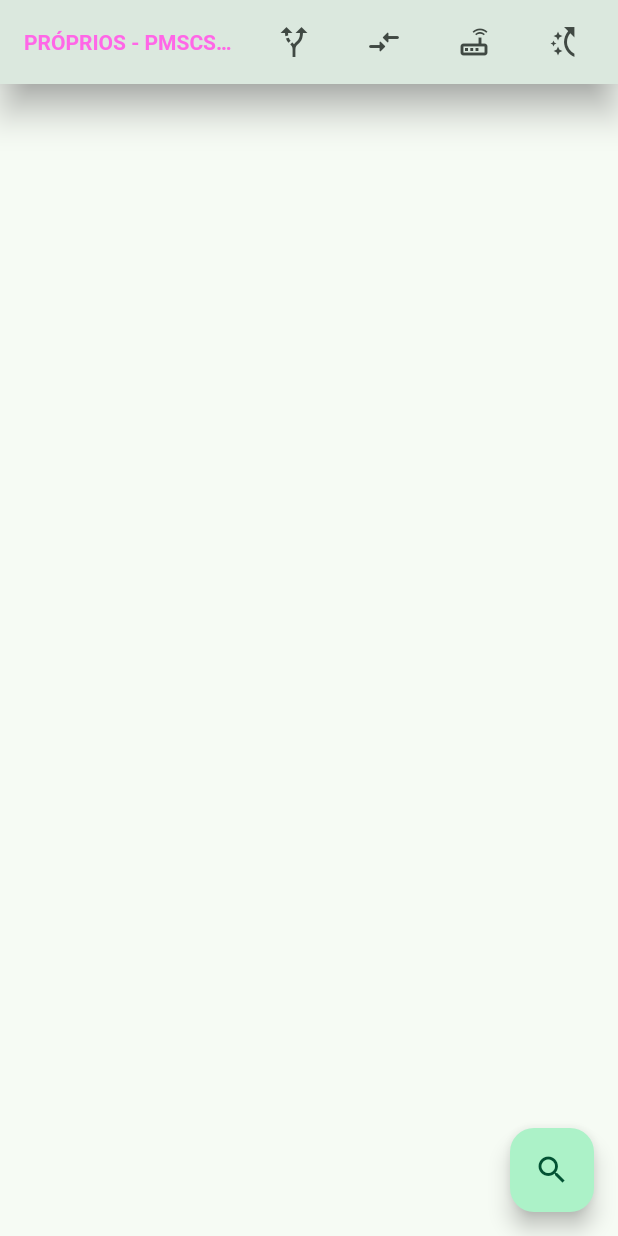
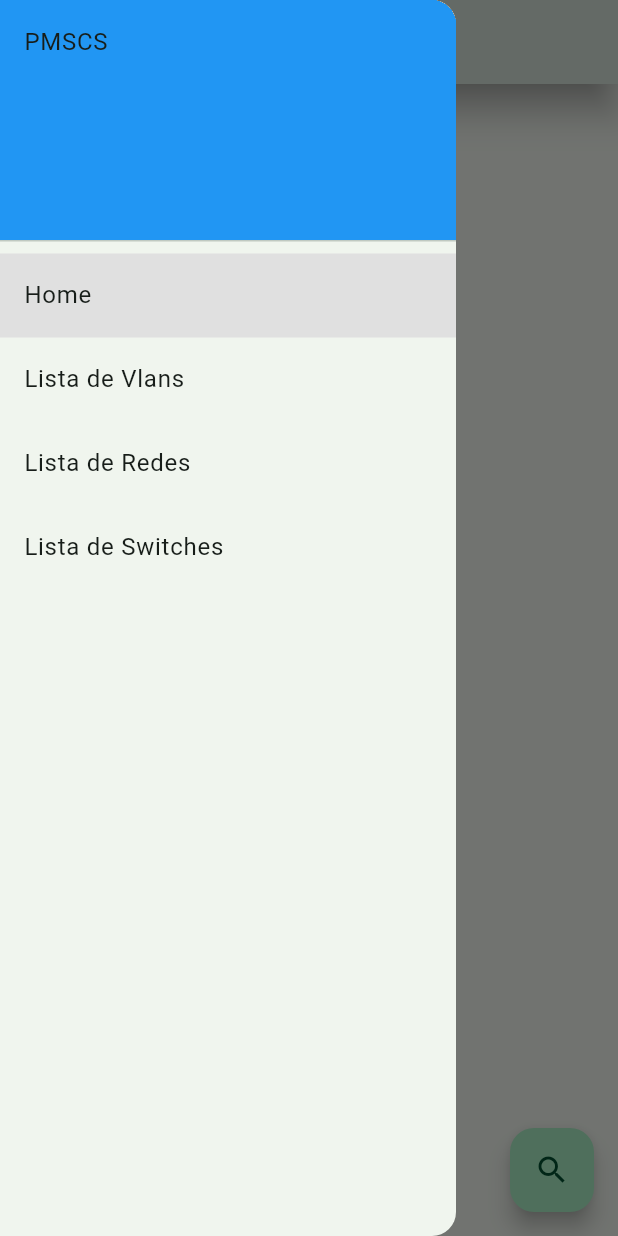
Before and after one commit to pliniogim/getx_proprios, a Flutter app: the screen it shows after launch, with the side drawer open (before the commit the screen has no drawer), on a phone screen of 412 x 824 dp. Run offline on Flutter 3.47's test engine with Material 3 defaults, Android fonts, the phone set to English and light mode, and no system bars; our stand-ins replace get, sqflite_common_ffi; missing offline and left inert: bitsdojo_window; accounts and stored records are empty.

Commit message:
Initial12+Drawer-Actions

```diff
--- a/lib/home/home_page.dart
+++ b/lib/home/home_page.dart
@@ -2,11 +2,31 @@ import 'package:flutter/material.dart';
 import 'package:get/get.dart';
 import 'package:proprios/detail/detail_page.dart';
 import 'package:proprios/home/widgets/custom_appbar.dart';
+import 'package:proprios/home/widgets/custom_drawer.dart';
 import 'package:proprios/search/search_page.dart';
 import 'package:proprios/vlan/vlan_page.dart';
 
-class HomePage extends StatelessWidget {
-  final MyController controller = Get.put(MyController());
+class HomePageBinding extends Bindings {
+  @override
+  void dependencies() {
+    Get.put(HomePageController(), permanent: true);
+  }
+}
+
+class HomePageController extends GetxController {
+  @override
+  void onInit() {
+    super.onInit();
+  }
+
+  @override
+  void onReady() {
+    super.onReady();
+  }
+}
+
+class HomePage extends GetView<HomePageController> {
+  final MyController mycontroller = Get.put(MyController());
   final vcontroller = Get.put(VlanController());
 
   final List<Map<String, dynamic>> unidades;
@@ -15,6 +35,7 @@ class HomePage extends StatelessWidget {
   @override
   Widget build(BuildContext context) {
     return Scaffold(
+      drawer: CustomDrawer(unidades: unidades),
       appBar: customAppBar(unidades),
       body: ListView.builder(
         itemCount: unidades.length,
--- a/lib/home/widgets/custom_appbar.dart
+++ b/lib/home/widgets/custom_appbar.dart
@@ -17,67 +17,67 @@ customAppBar(List<Map<String, dynamic>> unidades) {
         color: Color.fromRGBO(255, 103, 231, 1),
       ),
     ),
-    actions: <Widget>[
-      Padding(
-        padding: const EdgeInsets.only(right: 12.0),
-        child: IconButton(
-          icon: const Icon(Icons.alt_route),
-          tooltip: 'Vlan list page',
-          onPressed: () async {
-            await Future.delayed(const Duration(milliseconds: 500));
-            Get.to(
-              () => VlanPage(
-                unidades: unidades,
-              ),
-            );
-          },
-        ),
-      ),
-      Padding(
-        padding: const EdgeInsets.only(right: 12.0),
-        child: IconButton(
-          icon: const Icon(Icons.compare_arrows_rounded),
-          tooltip: 'Data network list page',
-          onPressed: () async {
-            await Future.delayed(const Duration(milliseconds: 500));
-            Get.to(
-              () => RedeDados(
-                unidades: unidades,
-              ),
-            );
-          },
-        ),
-      ),
-      Padding(
-        padding: const EdgeInsets.only(right: 12.0),
-        child: IconButton(
-          icon: const Icon(Icons.router_outlined),
-          tooltip: 'Switches list page',
-          onPressed: () async {
-            await Future.delayed(const Duration(milliseconds: 500));
-            Get.to(
-              () => SwitchesPage(
-                unidades: unidades,
-              ),
-            );
-          },
-        ),
-      ),
-      Padding(
-        padding: const EdgeInsets.only(right: 12.0),
-        child: IconButton(
-          icon: const Icon(Icons.switch_access_shortcut),
-          tooltip: 'Onus list page',
-          onPressed: () async {
-            await Future.delayed(const Duration(milliseconds: 500));
-            Get.to(
-              () => OnusPage(
-                unidades: unidades,
-              ),
-            );
-          },
-        ),
-      ),
-    ],
+    // actions: <Widget>[
+    //   Padding(
+    //     padding: const EdgeInsets.only(right: 12.0),
+    //     child: IconButton(
+    //       icon: const Icon(Icons.alt_route),
+    //       tooltip: 'Vlan list page',
+    //       onPressed: () async {
+    //         await Future.delayed(const Duration(milliseconds: 500));
+    //         Get.to(
+    //           () => VlanPage(
+    //             unidades: unidades,
+    //           ),
+    //         );
+    //       },
+    //     ),
+    //   ),
+    //   Padding(
+    //     padding: const EdgeInsets.only(right: 12.0),
+    //     child: IconButton(
+    //       icon: const Icon(Icons.compare_arrows_rounded),
+    //       tooltip: 'Data network list page',
+    //       onPressed: () async {
+    //         await Future.delayed(const Duration(milliseconds: 500));
+    //         Get.to(
+    //           () => RedeDados(
+    //             unidades: unidades,
+    //           ),
+    //         );
+    //       },
+    //     ),
+    //   ),
+    //   Padding(
+    //     padding: const EdgeInsets.only(right: 12.0),
+    //     child: IconButton(
+    //       icon: const Icon(Icons.router_outlined),
+    //       tooltip: 'Switches list page',
+    //       onPressed: () async {
+    //         await Future.delayed(const Duration(milliseconds: 500));
+    //         Get.to(
+    //           () => SwitchesPage(
+    //             unidades: unidades,
+    //           ),
+    //         );
+    //       },
+    //     ),
+    //   ),
+    //   Padding(
+    //     padding: const EdgeInsets.only(right: 12.0),
+    //     child: IconButton(
+    //       icon: const Icon(Icons.switch_access_shortcut),
+    //       tooltip: 'Onus list page',
+    //       onPressed: () async {
+    //         await Future.delayed(const Duration(milliseconds: 500));
+    //         Get.to(
+    //           () => OnusPage(
+    //             unidades: unidades,
+    //           ),
+    //         );
+    //       },
+    //     ),
+    //   ),
+    // ],
   );
 }
--- /dev/null
+++ b/lib/home/widgets/custom_drawer.dart
@@ -0,0 +1,61 @@
+// ignore_for_file: public_member_api_docs, sort_constructors_first
+import 'package:flutter/material.dart';
+import 'package:get/get.dart';
+
+class CustomDrawer extends StatelessWidget {
+  final List<Map<String, dynamic>> unidades;
+  const CustomDrawer({
+    super.key,
+    required this.unidades,
+  });
+
+  @override
+  Widget build(BuildContext context) {
+    return Drawer(
+      child: ListView(
+        padding: EdgeInsets.zero,
+        children: <Widget>[
+          DrawerHeader(
+            decoration: BoxDecoration(
+              color: Colors.blue,
+            ),
+            child: Text('PMSCS'),
+          ),
+          ListTile(
+            title: Text('Home'),
+            tileColor: Get.currentRoute == '/home' ? Colors.grey[300] : null,
+            onTap: () {
+              Get.back();
+              Get.offAllNamed('/home');
+            },
+          ),
+          ListTile(
+            title: Text('Lista de Vlans'),
+            tileColor: Get.currentRoute == '/vlans' ? Colors.grey[300] : null,
+            onTap: () {
+              Get.back();
+              Get.offAllNamed('/vlans');
+            },
+          ),
+          ListTile(
+            title: Text('Lista de Redes'),
+            tileColor: Get.currentRoute == '/redes' ? Colors.grey[300] : null,
+            onTap: () {
+              Get.back();
+              Get.offAllNamed('/redes');
+            },
+          ),
+          ListTile(
+            title: Text('Lista de Switches'),
+            tileColor:
+                Get.currentRoute == '/switches' ? Colors.grey[300] : null,
+            onTap: () {
+              Get.back();
+              Get.toNamed('/switches');
+            },
+          ),
+        ],
+      ),
+    );
+  }
+}
--- a/lib/main.dart
+++ b/lib/main.dart
@@ -5,6 +5,9 @@ import 'package:path_provider/path_provider.dart';
 import 'package:flutter/material.dart';
 import 'package:get/get.dart';
 import 'package:proprios/home/home_page.dart';
+import 'package:proprios/redes/rede_dados.dart';
+import 'package:proprios/switches/switches_page.dart';
+import 'package:proprios/vlan/vlan_page.dart';
 import 'package:sqflite_common_ffi/sqflite_ffi.dart';
 import 'package:bitsdojo_window/bitsdojo_window.dart';
 
@@ -51,13 +54,37 @@ class MyApp extends StatelessWidget {
   Widget build(BuildContext context) {
     //use of Get
     return GetMaterialApp(
+      navigatorKey: Get.key,
+      initialRoute: '/home',
+      getPages: [
+        GetPage(
+          name: '/home',
+          page: () => HomePage(unidades: unidades),
+          // binding: HomeBinding(),
+        ),
+        GetPage(
+          name: '/vlans',
+          page: () => VlanPage(unidades: unidades),
+          // binding: HomeBinding(),
+        ),
+        GetPage(
+          name: '/redes',
+          page: () => RedeDados(unidades: unidades),
+          // binding: HomeBinding(),
+        ),
+        GetPage(
+          name: '/switches',
+          page: () => SwitchesPage(unidades: unidades),
+          // binding: HomeBinding(),
+        ),
+      ],
       debugShowCheckedModeBanner: false,
       title: 'Próprios',
       theme: ThemeData(
         colorScheme: ColorScheme.fromSeed(seedColor: Colors.greenAccent),
         useMaterial3: true,
       ),
-      home: HomePage(unidades: unidades),
+      // home: HomePage(unidades: unidades),
     );
   }
 }
--- a/lib/redes/rede_dados.dart
+++ b/lib/redes/rede_dados.dart
@@ -3,6 +3,7 @@ import 'package:flutter/material.dart';
 import 'package:get/get.dart';
 import 'package:proprios/detail/detail_page.dart';
 import 'package:proprios/home/widgets/custom_appbar.dart';
+import 'package:proprios/home/widgets/custom_drawer.dart';
 
 class RedeDadosController extends GetxController {
   late List<Map<String, dynamic>> mutableList;
@@ -68,6 +69,7 @@ class RedeDados extends StatelessWidget {
     rcontroller.updateList(unidades);
 
     return Scaffold(
+      drawer: CustomDrawer(unidades: unidades),
       appBar: customAppBar(unidades),
       body: GridView.builder(
         gridDelegate: const SliverGridDelegateWithMaxCrossAxisExtent(
--- a/lib/vlan/vlan_page.dart
+++ b/lib/vlan/vlan_page.dart
@@ -3,6 +3,7 @@ import 'package:get/get.dart';
 import 'package:proprios/detail/detail_page.dart';
 
 import 'package:proprios/home/widgets/custom_appbar.dart';
+import 'package:proprios/home/widgets/custom_drawer.dart';
 
 class VlanController extends GetxController {
   late List<Map<String, dynamic>> mutableList;
@@ -31,6 +32,7 @@ class VlanPage extends StatelessWidget {
     vcontroller.updateList(unidades);
 
     return Scaffold(
+      drawer: CustomDrawer(unidades: unidades),
       appBar: customAppBar(unidades),
       body: ListView.builder(
         itemCount: vcontroller.mutableList.length,
```
Also changed, not shown: lib/switches/switches_page.dart (+22 -1 lines).
